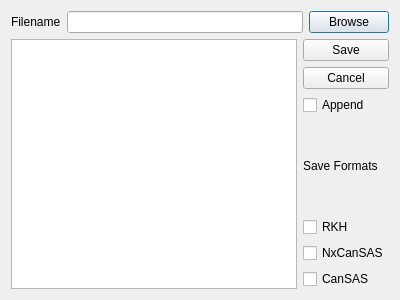
mantidproject/mantid, file scripts/Interface/ui/sans_isis/save_other_dialog.ui: the form before one commit.
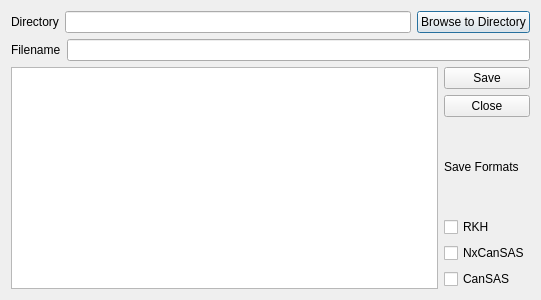
The form after the commit.

Commit message: Added save other window Re #23746

Diff of the .ui file:
```diff
--- a/scripts/Interface/ui/sans_isis/save_other_dialog.ui
+++ b/scripts/Interface/ui/sans_isis/save_other_dialog.ui
@@ -6,7 +6,7 @@
    <rect>
     <x>0</x>
     <y>0</y>
-    <width>400</width>
+    <width>541</width>
     <height>300</height>
    </rect>
   </property>
@@ -15,6 +15,27 @@
   </property>
   <layout class="QGridLayout" name="gridLayout">
    <item row="0" column="0" colspan="2">
+    <layout class="QHBoxLayout" name="horizontalLayout_2">
+     <item>
+      <widget class="QLabel" name="label_3">
+       <property name="text">
+        <string>Directory</string>
+       </property>
+      </widget>
+     </item>
+     <item>
+      <widget class="QLineEdit" name="directory_lineEdit"/>
+     </item>
+     <item>
+      <widget class="QPushButton" name="browse_pushButton">
+       <property name="text">
+        <string>Browse to Directory</string>
+       </property>
+      </widget>
+     </item>
+    </layout>
+   </item>
+   <item row="1" column="0" colspan="2">
     <layout class="QHBoxLayout" name="horizontalLayout">
      <item>
       <widget class="QLabel" name="label_2">
@@ -26,19 +47,16 @@
      <item>
       <widget class="QLineEdit" name="filename_lineEdit"/>
      </item>
-     <item>
-      <widget class="QPushButton" name="browse_pushButton">
-       <property name="text">
-        <string>Browse</string>
-       </property>
-      </widget>
-     </item>
     </layout>
    </item>
-   <item row="1" column="0" rowspan="2">
-    <widget class="QListWidget" name="workspace_listWidget"/>
+   <item row="2" column="0" rowspan="2">
+    <widget class="QListWidget" name="workspace_listWidget">
+     <property name="selectionMode">
+      <enum>QAbstractItemView::ExtendedSelection</enum>
+     </property>
+    </widget>
    </item>
-   <item row="1" column="1">
+   <item row="2" column="1">
     <layout class="QVBoxLayout" name="verticalLayout_2">
      <item>
       <widget class="QPushButton" name="save_button">
@@ -50,20 +68,13 @@
      <item>
       <widget class="QPushButton" name="cancel_button">
        <property name="text">
-        <string>Cancel</string>
-       </property>
-      </widget>
-     </item>
-     <item>
-      <widget class="QCheckBox" name="append_checkBox">
-       <property name="text">
-        <string>Append</string>
+        <string>Close</string>
        </property>
       </widget>
      </item>
     </layout>
    </item>
-   <item row="2" column="1">
+   <item row="3" column="1">
     <layout class="QVBoxLayout" name="verticalLayout">
      <item>
       <widget class="QLabel" name="label">
```
The commit also changes 6 other files.
